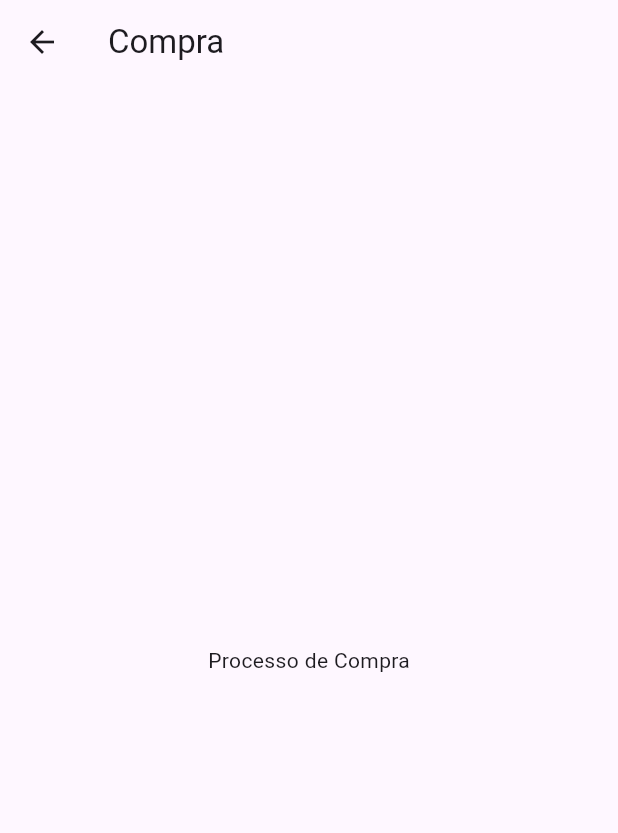
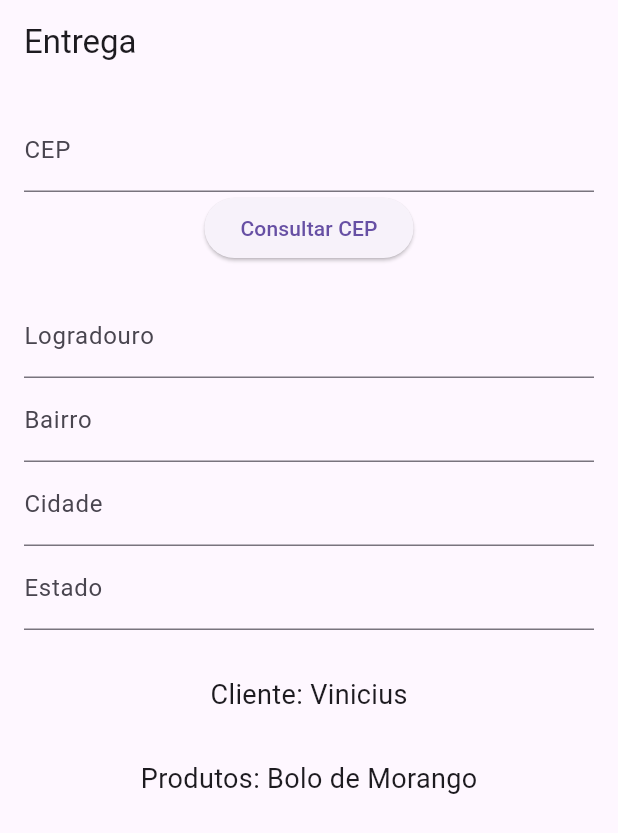
Before and after one commit to tegerafael/projeto_flutter, a Flutter app: the ReadDetailsCus screen opened directly with empty values, after a tap on "Comprar", on a phone screen of 412 x 824 dp. Shown: the top 833 px of the screen. Run offline on Flutter 3.47's test engine with Material 3 defaults, Android fonts, the phone set to English and light mode, and no system bars; our stand-ins replace image_picker; network calls fail.

```diff
--- a/lib/screens/customer/buy_cus.dart
+++ b/lib/screens/customer/buy_cus.dart
@@ -1,16 +1,108 @@
 import 'package:flutter/material.dart';
+import 'dart:convert';
+import 'package:http/http.dart' as http;
 
-class BuyCus extends StatelessWidget {
+class CepService {
+  final String baseUrl = 'https://viacep.com.br/ws/';
+
+  Future<Map<String, dynamic>> fetchCepInfo(String cep) async {
+    final response = await http.get(Uri.parse('$baseUrl$cep/json'));
+
+    if (response.statusCode == 200) {
+      return json.decode(response.body);
+    } else {
+      throw Exception('Falha ao buscar o CEP');
+    }
+  }
+}
+
+class Cep extends StatelessWidget {
   @override
   Widget build(BuildContext context) {
-    return Scaffold(
-      appBar: AppBar(
-        title: Text('Compra'),
-      ),
-      body: Center(
-        child: Text('Processo de Compra'),
-        // Implemente aqui o processo de compra
+    return MaterialApp(
+      theme: ThemeData(primarySwatch: Colors.pink),
+      home: Scaffold(
+        appBar: AppBar(
+          title: const Text('Entrega'),
+        ),
+        body: CepSearchPage(),
       ),
     );
   }
 }
+
+class CepSearchPage extends StatefulWidget {
+  @override
+  _CepSearchPageState createState() => _CepSearchPageState();
+}
+
+class _CepSearchPageState extends State<CepSearchPage> {
+  final cepController = TextEditingController();
+  TextEditingController logradouroController = TextEditingController();
+  TextEditingController bairroController = TextEditingController();
+  TextEditingController cidadeController = TextEditingController();
+  TextEditingController estadoController = TextEditingController();
+  Map<String, dynamic> cepInfo = {};
+
+  @override
+  Widget build(BuildContext context) {
+    return Scaffold(
+      body: SingleChildScrollView(
+        child: Padding(
+          padding: const EdgeInsets.all(16.0),
+          child: Column(
+            children: <Widget>[
+              TextField(
+                controller: cepController,
+                decoration: const InputDecoration(labelText: 'CEP'),
+              ),
+              ElevatedButton(
+                onPressed: () async {
+                  final cep = cepController.text;
+                  final service = CepService();
+                  final info = await service.fetchCepInfo(cep);
+                  setState(() {
+                    cepInfo = info;
+                    logradouroController.text = cepInfo['logradouro'] ?? '';
+                    bairroController.text = cepInfo['bairro'] ?? '';
+                    cidadeController.text = cepInfo['localidade'] ?? '';
+                    estadoController.text = cepInfo['uf'] ?? '';
+                  });
+                },
+                child: const Text('Consultar CEP'),
+              ),
+              const SizedBox(height: 20),
+              TextField(
+                controller: logradouroController,
+                decoration: const InputDecoration(labelText: 'Logradouro'),
+              ),
+              TextField(
+                controller: bairroController,
+                decoration: const InputDecoration(labelText: 'Bairro'),
+              ),
+              TextField(
+                controller: cidadeController,
+                decoration: const InputDecoration(labelText: 'Cidade'),
+              ),
+              TextField(
+                controller: estadoController,
+                decoration: const InputDecoration(labelText: 'Estado'),
+              ),
+              const SizedBox(height: 30),
+              Text(
+                'Cliente: Vinicius',
+                style: TextStyle(fontSize: 18),
+              ),
+              const SizedBox(height: 30),
+              Text('Produtos: Bolo de Morango', style: TextStyle(fontSize: 18)),
+            ],
+          ),
+        ),
+      ),
+    );
+  }
+}
+
+void main() {
+  runApp(Cep());
+}
--- a/lib/screens/customer/read_details_cus.dart
+++ b/lib/screens/customer/read_details_cus.dart
@@ -1,5 +1,6 @@
+import 'package:api_flutter/main.dart';
+import 'package:api_flutter/screens/customer/buy_cus.dart';
 import 'package:flutter/material.dart';
-import 'buy_cus.dart'; // Importe a tela de compra
 
 class ReadDetailsCus extends StatelessWidget {
   final int itemIndex;
@@ -7,6 +8,7 @@ class ReadDetailsCus extends StatelessWidget {
   ReadDetailsCus({required this.itemIndex});
 
   @override
+
   Widget build(BuildContext context) {
     return Scaffold(
       appBar: AppBar(
@@ -21,7 +23,9 @@ class ReadDetailsCus extends StatelessWidget {
               onPressed: () {
                 Navigator.push(
                   context,
-                  MaterialPageRoute(builder: (context) => BuyCus()),
+                  MaterialPageRoute(
+                      builder: (context) =>
+                          Cep()),
                 );
               },
               child: Text('Comprar'),
--- a/lib/screens/login.dart
+++ b/lib/screens/login.dart
@@ -1,6 +1,6 @@
 import 'package:flutter/material.dart';
-import 'customer/read_cus.dart';  // Tela inicial para o cliente
-import 'adm/read_adm.dart';  // Tela inicial para o administrador
+import 'customer/read_cus.dart'; // Tela inicial para o cliente
+import 'adm/read_adm.dart'; // Tela inicial para o administrador
 
 class LoginScreen extends StatefulWidget {
   @override
```
Also changed, not shown: lib/screens/adm/create_adm.dart (+34 -9 lines), pubspec.yaml (+4 -3 lines), pubspec.lock, 1 other file.
